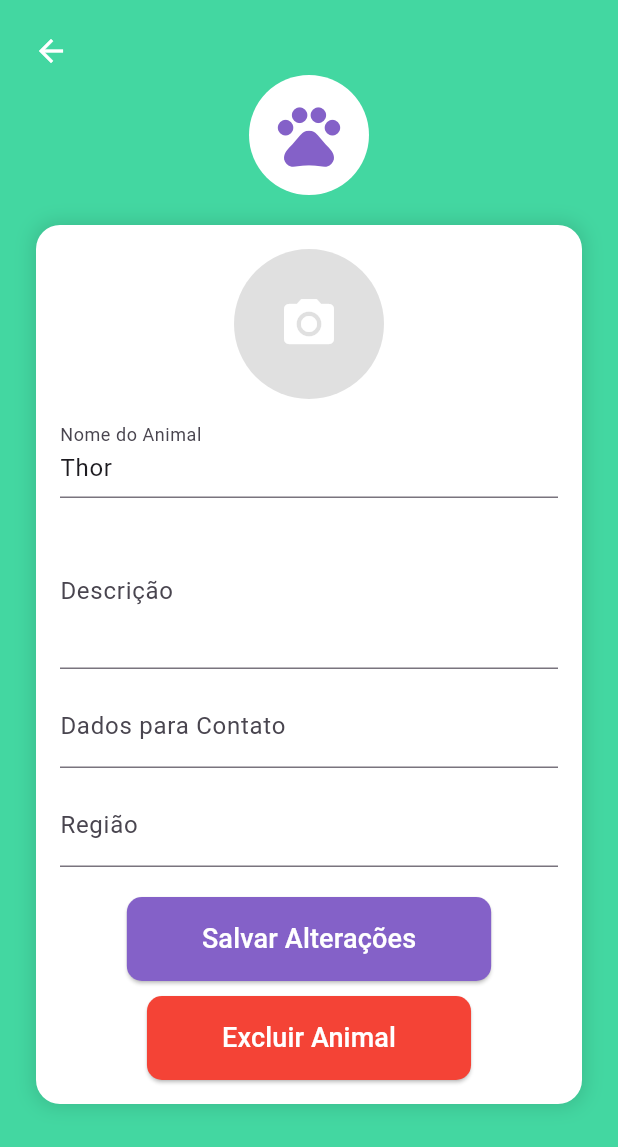
After one commit to CaioScura/PetPoint, a Flutter app: the TelaInicial screen opened by its route, after a tap on "Thor", on a phone screen of 412 x 824 dp. The commit adds this screen. Shown: the top 1147 px of the screen. Run offline on Flutter 3.47's test engine with Material 3 defaults, Android fonts, the phone set to English and light mode, and no system bars.

Commit message:
fix tela de edicao de animal

```diff
--- a/lib/main.dart
+++ b/lib/main.dart
@@ -27,6 +27,7 @@ class MyApp extends StatelessWidget {
         '/forgot-password': (context) => ForgotPasswordScreen(),
         '/home': (context) => TelaInicial(),
         '/cadastro-animal': (context) => CadastroAnimalScreen(),
+
       },
     );
   }
--- /dev/null
+++ b/lib/screens/editar_animal_screen.dart
@@ -0,0 +1,162 @@
+// lib/screens/editar_animal_screen.dart
+import 'package:flutter/material.dart';
+import 'package:petpoint/widgets/custom_button.dart';
+
+class EditarAnimalScreen extends StatelessWidget {
+  final Map<String, String> animal; // Dados do animal a serem editados
+
+  EditarAnimalScreen({required this.animal});
+
+  @override
+  Widget build(BuildContext context) {
+    // Controladores para os campos de texto, inicializando com os dados atuais do animal
+    final nomeController = TextEditingController(text: animal['nome']);
+    final descricaoController = TextEditingController(text: animal['descricao']);
+    final contatoController = TextEditingController(text: animal['contato']);
+    final regiaoController = TextEditingController(text: animal['regiao']);
+
+    return Scaffold(
+      backgroundColor: Color(0xFF43d7a1), // Cor de fundo verde
+      body: Stack(
+        children: [
+          // Conteúdo principal da tela
+          SingleChildScrollView(
+            child: Center(
+              child: Column(
+                mainAxisAlignment: MainAxisAlignment.center,
+                children: [
+                  SizedBox(height: 50), // Espaço para o botão Voltar
+
+                  // Logo no topo
+                  Padding(
+                    padding: const EdgeInsets.only(bottom: 20.0),
+                    child: CircleAvatar(
+                      radius: 40,
+                      backgroundColor: Colors.white,
+                      child: Icon(
+                        Icons.pets, // Ícone de pata
+                        color: Color(0xFF8461c8), // Cor roxa
+                        size: 50,
+                      ),
+                    ),
+                  ),
+
+                  // Card de edição
+                  Container(
+                    padding: EdgeInsets.all(16),
+                    margin: EdgeInsets.symmetric(horizontal: 24), // Margem para centralizar
+                    decoration: BoxDecoration(
+                      color: Colors.white, // Cor de fundo do card
+                      borderRadius: BorderRadius.circular(16),
+                      boxShadow: [
+                        BoxShadow(
+                          color: Colors.black12,
+                          blurRadius: 10,
+                          spreadRadius: 2,
+                        ),
+                      ],
+                    ),
+                    child: Column(
+                      children: [
+                        // Campo para adicionar ou modificar a foto
+                        GestureDetector(
+                          onTap: () {
+                            // Ação para modificar a foto (pode usar ImagePicker)
+                          },
+                          child: CircleAvatar(
+                            radius: 50,
+                            backgroundColor: Colors.grey[300],
+                            child: Icon(
+                              Icons.camera_alt,
+                              color: Colors.white,
+                              size: 40,
+                            ),
+                          ),
+                        ),
+                        SizedBox(height: 10),
+
+                        // Campo de Nome do animal
+                        TextField(
+                          controller: nomeController,
+                          decoration: InputDecoration(
+                            labelText: 'Nome do Animal',
+                            border: UnderlineInputBorder(), // Borda somente na parte inferior
+                          ),
+                        ),
+                        SizedBox(height: 10),
+
+                        // Campo de Descrição
+                        TextField(
+                          controller: descricaoController,
+                          decoration: InputDecoration(
+                            labelText: 'Descrição',
+                            border: UnderlineInputBorder(), // Borda inferior
+                          ),
+                          maxLines: 3, // Permitir múltiplas linhas
+                        ),
+                        SizedBox(height: 10),
+
+                        // Campo de Dados para Contato
+                        TextField(
+                          controller: contatoController,
+                          decoration: InputDecoration(
+                            labelText: 'Dados para Contato',
+                            border: UnderlineInputBorder(), // Borda inferior
+                          ),
+                        ),
+                        SizedBox(height: 10),
+
+                        // Campo de Região
+                        TextField(
+                          controller: regiaoController,
+                          decoration: InputDecoration(
+                            labelText: 'Região',
+                            border: UnderlineInputBorder(), // Borda inferior
+                          ),
+                        ),
+                        SizedBox(height: 20),
+
+                        // Botão de Salvar Alterações
+                        CustomButton(
+                          text: 'Salvar Alterações',
+                          onPressed: () {
+                            print('Salvando alterações do animal');
+                            // Implementar lógica para salvar as alterações
+                          },
+                          backgroundColor: Color(0xFF8461c8), // Cor do botão roxo
+                        ),
+                        SizedBox(height: 10),
+
+                        // Botão de Excluir Animal
+                        CustomButton(
+                          text: 'Excluir Animal',
+                          onPressed: () {
+                            print('Excluindo animal');
+                            // Implementar lógica para excluir o animal
+                          },
+                          backgroundColor: Colors.red, // Cor do botão vermelho
+                        ),
+                      ],
+                    ),
+                  ),
+                ],
+              ),
+            ),
+          ),
+
+          // Botão Voltar no topo
+          Positioned(
+            top: 10, // Posição no topo da tela
+            left: 10, // Margem da esquerda
+            child: IconButton(
+              icon: Icon(Icons.arrow_back, color: Colors.white),
+              onPressed: () {
+                Navigator.pop(context); // Volta para a tela anterior
+              },
+            ),
+          ),
+        ],
+      ),
+    );
+  }
+}
--- a/lib/screens/tela_inicial.dart
+++ b/lib/screens/tela_inicial.dart
@@ -1,5 +1,6 @@
 // lib/screens/tela_inicial.dart
 import 'package:flutter/material.dart';
+import 'package:petpoint/screens/editar_animal_screen.dart';
 
 class TelaInicial extends StatelessWidget {
   final List<Map<String, String>> animais = [
@@ -65,7 +66,7 @@ class TelaInicial extends StatelessWidget {
                   ),
                   child: ListTile(
                     leading: CircleAvatar(
-                      backgroundImage: AssetImage('assets/images/pet_placeholder.png'), // Coloque a imagem do animal aqui
+                      backgroundImage: AssetImage('assets/images/pet_placeholder.png'),
                       radius: 30.0,
                     ),
                     title: Text(
@@ -73,7 +74,16 @@ class TelaInicial extends StatelessWidget {
                       style: TextStyle(fontSize: 18.0, fontWeight: FontWeight.bold),
                     ),
                     subtitle: Text(animais[index]['localizacao']!),
-                    trailing: Icon(Icons.pets, color: Color(0xFF43d7a1)), // Ícone de pata
+                    trailing: Icon(Icons.pets, color: Color(0xFF43d7a1)),
+                    onTap: () {
+                      // Navegar para a tela de edição do animal
+                      Navigator.push(
+                        context,
+                        MaterialPageRoute(
+                          builder: (context) => EditarAnimalScreen(animal: animais[index]),
+                        ),
+                      );
+                    },
                   ),
                 );
               },
```
